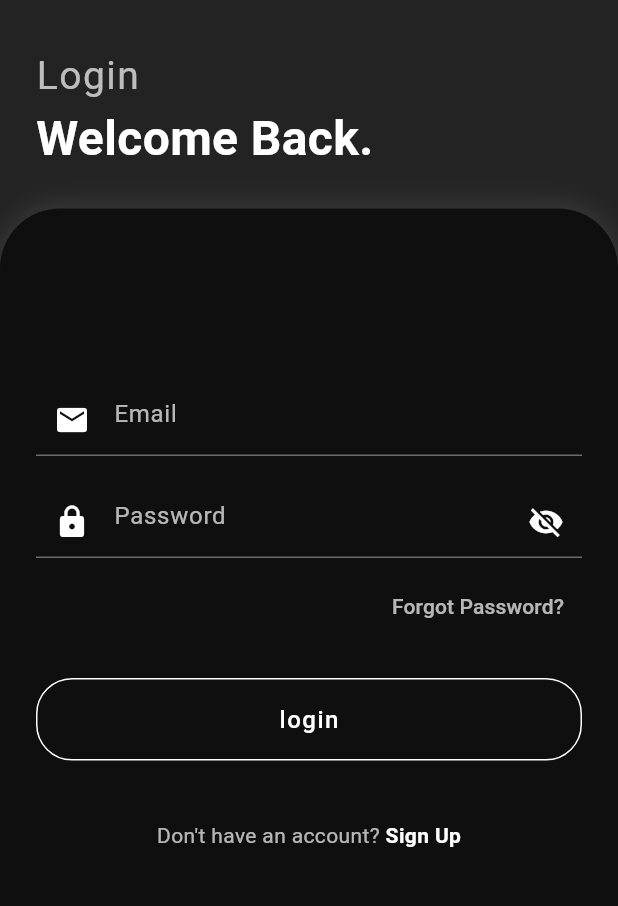
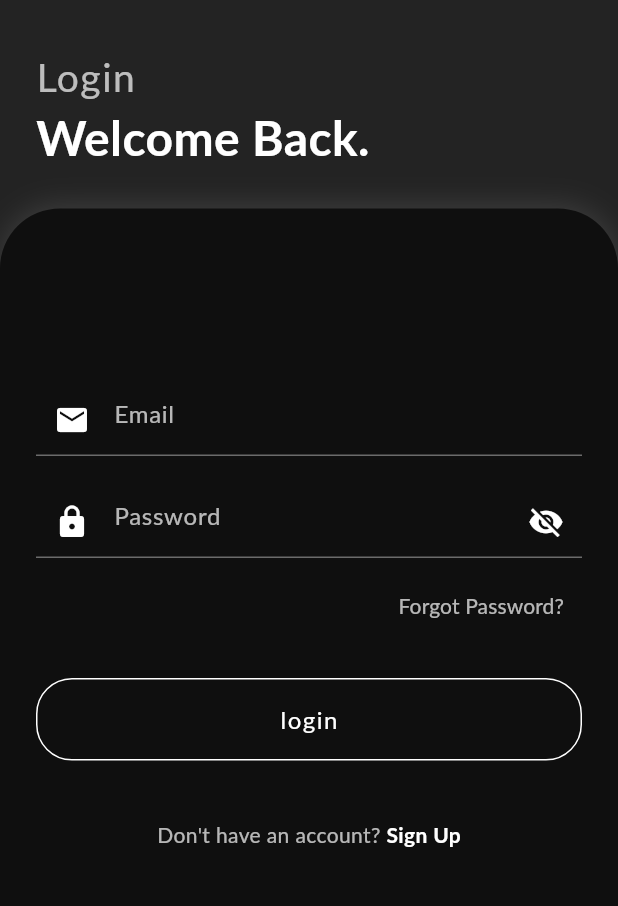
Before and after one commit to Wahyu-hdt/AutoNest, a Flutter app: the screen it shows after launch, after a tap on "login", on a phone screen of 412 x 824 dp, the part 210-1116 px from its top. Run offline on Flutter 3.47's test engine with Material 3 defaults, Android fonts, the light colour scheme and no system bars.

Commit message:
benerin router dan font global

```diff
--- a/lib/main.dart
+++ b/lib/main.dart
@@ -14,8 +14,12 @@ class MyApp extends StatelessWidget {
   @override
   Widget build(BuildContext context) {
     return MaterialApp(
-      title: 'PRI-App',
+      title: 'AutoNest',
       debugShowCheckedModeBanner: false,
+      theme: ThemeData(
+        // <-- Tambahkan ThemeData di sini
+        fontFamily: 'Lato',
+      ),
       initialRoute: '/',
       routes: {
         '/': (context) => SplashScreen(),
--- a/lib/pages/login_page.dart
+++ b/lib/pages/login_page.dart
@@ -23,7 +23,7 @@ class LoginPage extends StatelessWidget {
                     IconButton(
                       icon: const Icon(Icons.arrow_back, color: Colors.white),
                       onPressed: () {
-                        Navigator.pop(context, '/loginsignup');
+                        Navigator.pushNamed(context, "/loginsignup");
                       },
                     ),
                     Center(
--- a/lib/pages/login_signup.dart
+++ b/lib/pages/login_signup.dart
@@ -68,7 +68,7 @@ class LoginSignup extends StatelessWidget {
                       const Text(
                         'Hello.',
                         style: TextStyle(
-                          fontFamily: 'Lato', // Added Lato
+                          fontFamily: 'Lato',
                           fontSize: 48,
                           fontWeight: FontWeight.bold,
                           color: Colors.white,
--- a/lib/pages/signup_page.dart
+++ b/lib/pages/signup_page.dart
@@ -23,7 +23,7 @@ class SignUpPage extends StatelessWidget {
                     IconButton(
                       icon: const Icon(Icons.arrow_back, color: Colors.white),
                       onPressed: () {
-                        Navigator.pop(context, '/loginsignup');
+                        Navigator.pushNamed(context, "/loginsignup");
                       },
                     ),
                     Center(
```
